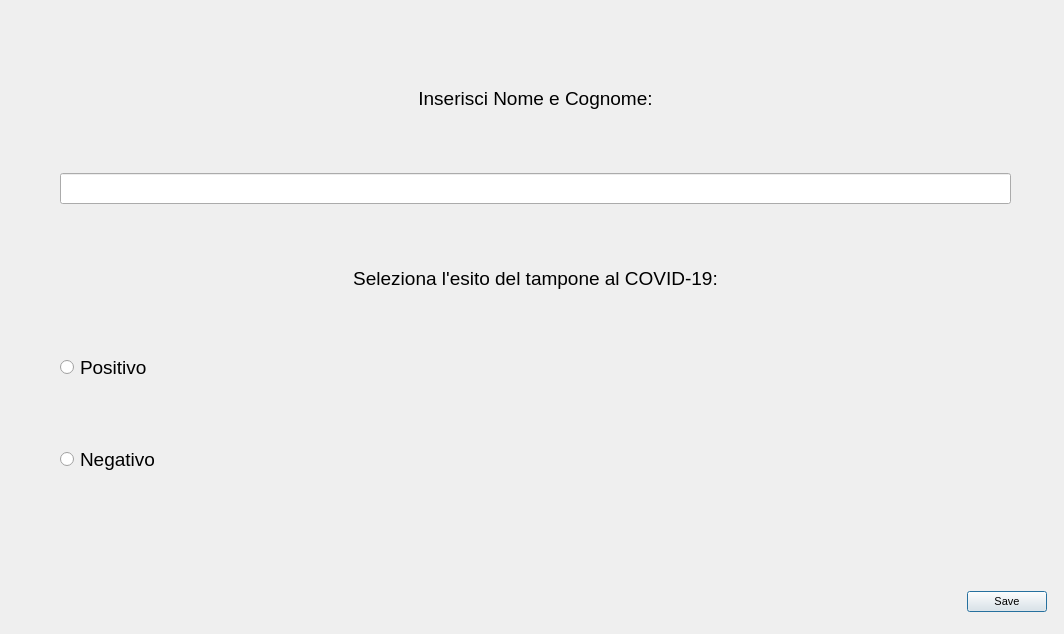
alessan10/c19-1, file c++/menu/menu_project/inserisci.ui: the form before one commit.
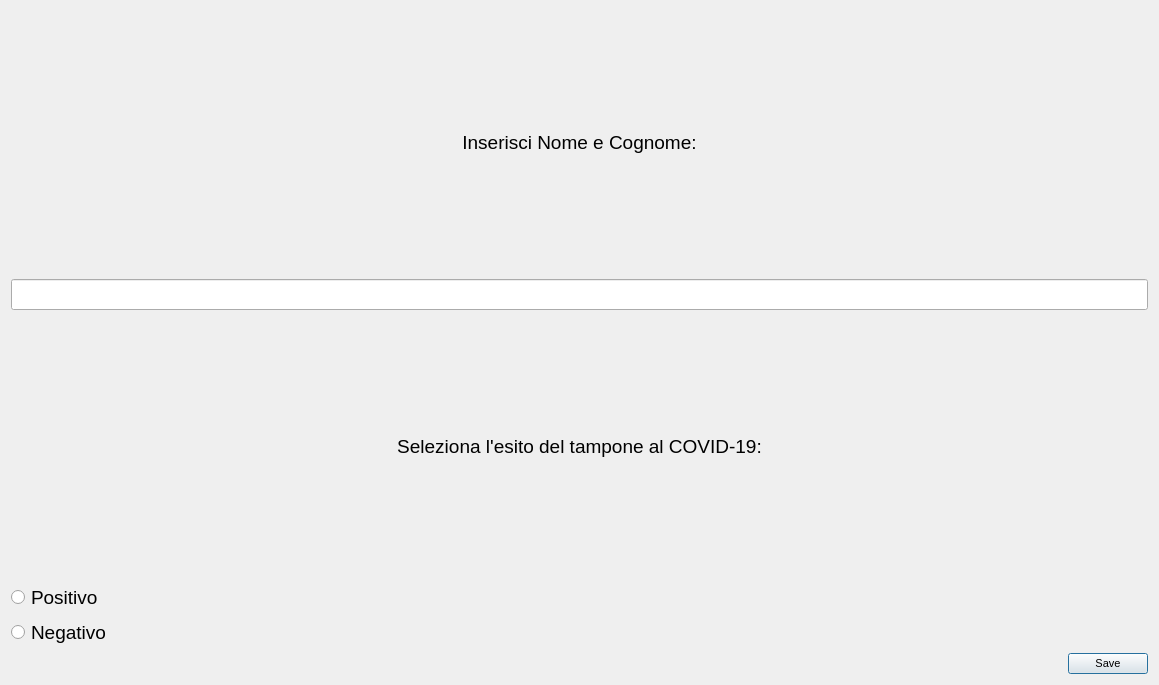
The form after the commit.

Commit message: [c++] sistemata vista grafica ricerca, elimina, inserisci

What changed in the file:
```diff
--- a/c++/menu/menu_project/inserisci.ui
+++ b/c++/menu/menu_project/inserisci.ui
@@ -6,27 +6,18 @@
    <rect>
     <x>0</x>
     <y>0</y>
-    <width>1064</width>
-    <height>634</height>
+    <width>1159</width>
+    <height>685</height>
    </rect>
   </property>
   <property name="windowTitle">
    <string>Dialog</string>
   </property>
-  <widget class="QWidget" name="verticalLayoutWidget">
-   <property name="geometry">
-    <rect>
-     <x>60</x>
-     <y>30</y>
-     <width>951</width>
-     <height>501</height>
-    </rect>
-   </property>
    <layout class="QVBoxLayout" name="verticalLayout">
     <item>
      <widget class="QLabel" name="label">
       <property name="sizePolicy">
-       <sizepolicy hsizetype="Preferred" vsizetype="Fixed">
+      <sizepolicy hsizetype="Preferred" vsizetype="Preferred">
         <horstretch>0</horstretch>
         <verstretch>0</verstretch>
        </sizepolicy>
@@ -46,30 +37,15 @@
     </item>
     <item>
      <widget class="QLineEdit" name="lineEdit">
-      <property name="sizePolicy">
-       <sizepolicy hsizetype="Preferred" vsizetype="Fixed">
-        <horstretch>0</horstretch>
-        <verstretch>0</verstretch>
-       </sizepolicy>
-      </property>
       <property name="font">
        <font>
         <pointsize>14</pointsize>
        </font>
       </property>
-      <property name="alignment">
-       <set>Qt::AlignCenter</set>
-      </property>
      </widget>
     </item>
     <item>
      <widget class="QLabel" name="label_2">
-      <property name="sizePolicy">
-       <sizepolicy hsizetype="Preferred" vsizetype="Fixed">
-        <horstretch>0</horstretch>
-        <verstretch>0</verstretch>
-       </sizepolicy>
-      </property>
       <property name="font">
        <font>
         <pointsize>14</pointsize>
@@ -83,24 +59,6 @@
       </property>
      </widget>
     </item>
-    <item>
-     <widget class="QRadioButton" name="radioButton_2">
-      <property name="sizePolicy">
-       <sizepolicy hsizetype="Fixed" vsizetype="Fixed">
-        <horstretch>0</horstretch>
-        <verstretch>0</verstretch>
-       </sizepolicy>
-      </property>
-      <property name="font">
-       <font>
-        <pointsize>14</pointsize>
-       </font>
-      </property>
-      <property name="text">
-       <string>Positivo</string>
-      </property>
-     </widget>
-    </item>
     <item>
      <widget class="QRadioButton" name="radioButton">
       <property name="sizePolicy">
@@ -118,24 +76,27 @@
        <enum>Qt::LeftToRight</enum>
       </property>
       <property name="text">
+      <string>Positivo</string>
+     </property>
+    </widget>
+   </item>
+   <item>
+    <widget class="QRadioButton" name="radioButton_2">
+     <property name="font">
+      <font>
+       <pointsize>14</pointsize>
+      </font>
+     </property>
+     <property name="text">
        <string>Negativo</string>
       </property>
      </widget>
     </item>
-   </layout>
-  </widget>
+   <item>
   <widget class="QDialogButtonBox" name="buttonBox">
    <property name="enabled">
     <bool>true</bool>
    </property>
-   <property name="geometry">
-    <rect>
-     <x>890</x>
-     <y>590</y>
-     <width>157</width>
-     <height>23</height>
-    </rect>
-   </property>
    <property name="sizePolicy">
     <sizepolicy hsizetype="Fixed" vsizetype="Fixed">
      <horstretch>0</horstretch>
@@ -150,6 +111,9 @@
    <property name="focusPolicy">
     <enum>Qt::NoFocus</enum>
    </property>
+     <property name="layoutDirection">
+      <enum>Qt::RightToLeft</enum>
+     </property>
    <property name="orientation">
     <enum>Qt::Horizontal</enum>
    </property>
@@ -160,6 +124,8 @@
     <bool>false</bool>
    </property>
   </widget>
+   </item>
+  </layout>
  </widget>
  <resources/>
  <connections/>
```
Lines whose indentation alone changed are shown as unchanged. The commit also changes 3 other files.
